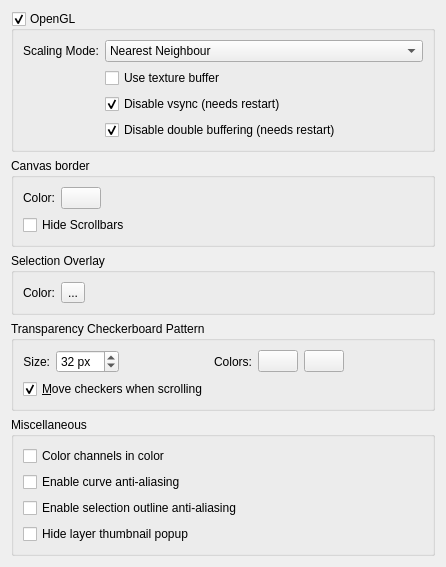
Qt form libs/ui/forms/wdgdisplaysettings.ui (jwindchime/Krita) before a commit.
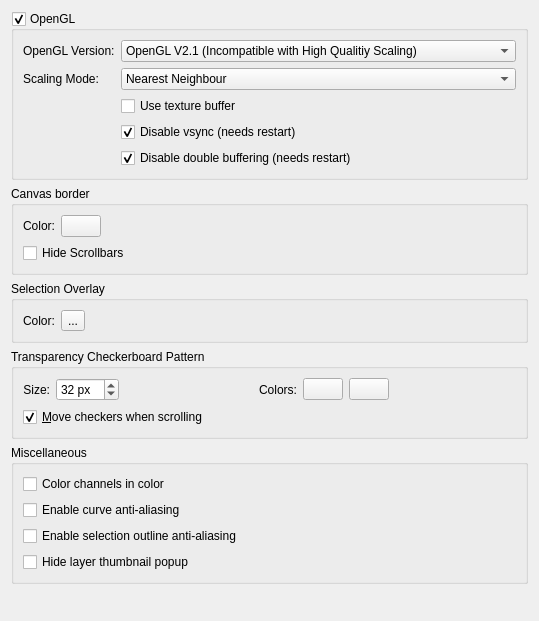
The same form after that commit. Custom widgets are drawn as their Qt base class.

Commit message: Add a combobox that allows for selecting/forcing a version of OpenGL

Patch:
```diff
--- a/libs/ui/forms/wdgdisplaysettings.ui
+++ b/libs/ui/forms/wdgdisplaysettings.ui
@@ -6,8 +6,8 @@
    <rect>
     <x>0</x>
     <y>0</y>
-    <width>446</width>
-    <height>563</height>
+    <width>539</width>
+    <height>621</height>
    </rect>
   </property>
   <property name="sizePolicy">
@@ -181,7 +181,7 @@
       <bool>true</bool>
      </property>
      <layout class="QGridLayout">
-      <item row="0" column="0">
+      <item row="1" column="0">
        <widget class="QLabel" name="label">
         <property name="sizePolicy">
          <sizepolicy hsizetype="Fixed" vsizetype="Preferred">
@@ -194,7 +194,7 @@
         </property>
        </widget>
       </item>
-      <item row="4" column="1">
+      <item row="5" column="1">
        <widget class="QCheckBox" name="chkDisableDoubleBuffering">
         <property name="sizePolicy">
          <sizepolicy hsizetype="Preferred" vsizetype="Fixed">
@@ -213,7 +213,7 @@
         </property>
        </widget>
       </item>
-      <item row="0" column="1">
+      <item row="1" column="1">
        <widget class="QComboBox" name="cmbFilterMode">
         <property name="sizePolicy">
          <sizepolicy hsizetype="Preferred" vsizetype="Fixed">
@@ -246,7 +246,7 @@
         </item>
        </widget>
       </item>
-      <item row="2" column="1">
+      <item row="3" column="1">
        <widget class="QCheckBox" name="chkDisableVsync">
         <property name="toolTip">
          <string>&lt;html&gt;&lt;head/&gt;&lt;body&gt;&lt;p&gt;Try to disable vsync for Krita. This makes painting more responsive. Uncheck only when experiencing crashes with some GPU/driver combinations.&lt;/p&gt;&lt;/body&gt;&lt;/html&gt;</string>
@@ -259,7 +259,7 @@
         </property>
        </widget>
       </item>
-      <item row="1" column="1">
+      <item row="2" column="1">
        <widget class="QCheckBox" name="chkUseTextureBuffer">
         <property name="sizePolicy">
          <sizepolicy hsizetype="Preferred" vsizetype="Fixed">
@@ -275,6 +275,27 @@
         </property>
        </widget>
       </item>
+      <item row="0" column="0">
+       <widget class="QLabel" name="label_3">
+        <property name="text">
+         <string>OpenGL Version:</string>
+        </property>
+       </widget>
+      </item>
+      <item row="0" column="1">
+       <widget class="QComboBox" name="cmbOpenGLVersion">
+        <item>
+         <property name="text">
+          <string>OpenGL V2.1 (Incompatible with High Qualitiy Scaling)</string>
+         </property>
+        </item>
+        <item>
+         <property name="text">
+          <string>OpenGL v3.2</string>
+         </property>
+        </item>
+       </widget>
+      </item>
      </layout>
     </widget>
    </item>
```
The commit also changes 3 other files.
